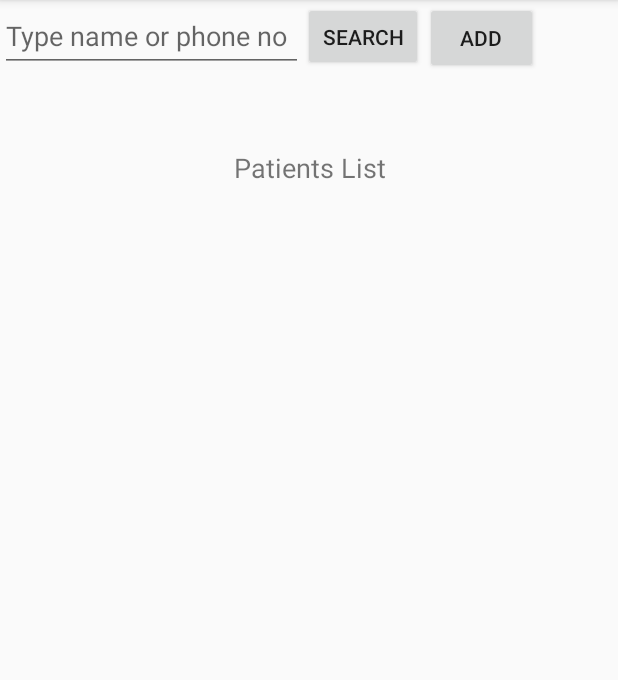
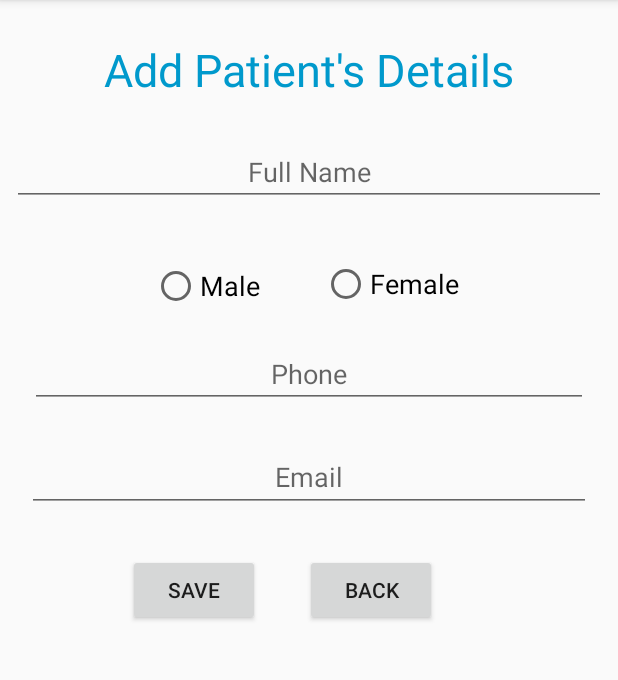
Before and after one commit to aananthcn/prms-android, an Android app: the screen it shows after launch (LoginActivity), after a tap on "ADD", on a phone screen of 412 x 824 dp, the part 84-764 px from its top. Run offline under Robolectric (Android 15) with nearby library versions, the phone set to English and light mode, and no system bars; 2 statements that could not run were skipped; 1 other tap on this screen came first.

Commit message:
Added layout for entering patient details.

```diff
--- a/app/src/main/java/com/nonprofit/aananth/prms/LoginActivity.java
+++ b/app/src/main/java/com/nonprofit/aananth/prms/LoginActivity.java
@@ -83,5 +83,7 @@ public class LoginActivity extends AppCompatActivity {
 
     // Added by Aananth: Add button handler
     public void AddNewPatient(View view) {
+        currLayout = R.layout.add_edit;
+        setContentView(currLayout);
     }
 }
--- a/app/src/main/res/layout/add_edit.xml
+++ b/app/src/main/res/layout/add_edit.xml
@@ -1,6 +1,127 @@
 <?xml version="1.0" encoding="utf-8"?>
-<LinearLayout xmlns:android="http://schemas.android.com/apk/res/android"
-    android:orientation="vertical" android:layout_width="match_parent"
+<android.support.constraint.ConstraintLayout xmlns:android="http://schemas.android.com/apk/res/android"
+    xmlns:app="http://schemas.android.com/apk/res-auto"
+    xmlns:tools="http://schemas.android.com/tools"
+    android:orientation="vertical"
+    android:layout_width="match_parent"
     android:layout_height="match_parent">
 
-</LinearLayout>
+    <TextView
+        android:id="@+id/add_edit_txt"
+        android:layout_width="0dp"
+        android:layout_height="wrap_content"
+        android:text="Add Patient's Details"
+        android:textAlignment="center"
+        android:textAllCaps="false"
+        android:textColor="@android:color/holo_blue_dark"
+        android:textSize="30sp"
+        tools:layout_constraintTop_creator="1"
+        tools:layout_constraintRight_creator="1"
+        android:layout_marginStart="8dp"
+        android:layout_marginEnd="8dp"
+        app:layout_constraintRight_toRightOf="parent"
+        tools:layout_constraintLeft_creator="1"
+        app:layout_constraintLeft_toLeftOf="parent"
+        app:layout_constraintTop_toTopOf="parent"
+        android:layout_marginTop="26dp" />
+
+    <EditText
+        android:id="@+id/fullName"
+        android:layout_width="0dp"
+        android:layout_height="wrap_content"
+        android:ems="10"
+        android:hint="Full Name"
+        android:inputType="textPersonName"
+        android:textAlignment="center"
+        tools:layout_constraintTop_creator="1"
+        tools:layout_constraintRight_creator="1"
+        android:layout_marginStart="8dp"
+        android:layout_marginEnd="8dp"
+        app:layout_constraintRight_toRightOf="parent"
+        android:layout_marginTop="25dp"
+        tools:layout_constraintLeft_creator="1"
+        app:layout_constraintLeft_toLeftOf="parent"
+        app:layout_constraintTop_toBottomOf="@+id/add_edit_txt" />
+
+    <RadioButton
+        android:id="@+id/radioMale"
+        android:layout_width="wrap_content"
+        android:layout_height="wrap_content"
+        android:layout_marginLeft="101dp"
+        android:text="Male"
+        android:textSize="18sp"
+        app:layout_constraintLeft_toLeftOf="parent"
+        android:layout_marginStart="101dp"
+        app:layout_constraintTop_toTopOf="@+id/radioFemale"
+        android:layout_marginTop="1dp" />
+
+    <RadioButton
+        android:id="@+id/radioFemale"
+        android:layout_width="wrap_content"
+        android:layout_height="wrap_content"
+        android:layout_marginLeft="41dp"
+        android:layout_marginTop="36dp"
+        android:text="Female"
+        android:textSize="18sp"
+        app:layout_constraintLeft_toRightOf="@+id/radioMale"
+        app:layout_constraintTop_toBottomOf="@+id/fullName"
+        android:layout_marginStart="41dp" />
+
+    <EditText
+        android:id="@+id/phoneNo"
+        android:layout_width="372dp"
+        android:layout_height="39dp"
+        android:layout_marginTop="26dp"
+        android:ems="10"
+        android:hint="Phone"
+        android:inputType="phone"
+        android:textAlignment="center"
+        app:layout_constraintLeft_toLeftOf="parent"
+        app:layout_constraintRight_toRightOf="parent"
+        app:layout_constraintTop_toBottomOf="@+id/radioMale" />
+
+    <EditText
+        android:id="@+id/emailID"
+        android:layout_width="376dp"
+        android:layout_height="46dp"
+        android:layout_marginTop="23dp"
+        android:ems="10"
+        android:hint="Email"
+        android:inputType="textEmailAddress"
+        android:textAlignment="center"
+        android:textSize="18sp"
+        app:layout_constraintLeft_toLeftOf="parent"
+        app:layout_constraintRight_toRightOf="parent"
+        app:layout_constraintTop_toBottomOf="@+id/phoneNo" />
+
+    <Button
+        android:id="@+id/button"
+        android:layout_width="wrap_content"
+        android:layout_height="wrap_content"
+        android:text="Save"
+        android:layout_marginTop="28dp"
+        app:layout_constraintTop_toBottomOf="@+id/emailID"
+        android:layout_marginLeft="85dp"
+        app:layout_constraintLeft_toLeftOf="parent"
+        android:layout_marginStart="85dp" />
+
+    <Button
+        android:id="@+id/button2"
+        android:layout_width="wrap_content"
+        android:layout_height="wrap_content"
+        android:text="Back"
+        app:layout_constraintLeft_toRightOf="@+id/button"
+        android:layout_marginLeft="30dp"
+        android:layout_marginStart="30dp"
+        app:layout_constraintTop_toTopOf="@+id/button" />
+
+    <android.support.constraint.Guideline
+        android:layout_width="wrap_content"
+        android:layout_height="wrap_content"
+        android:id="@+id/guideline7"
+        app:layout_constraintGuide_begin="20dp"
+        android:orientation="horizontal"
+        tools:layout_editor_absoluteY="20dp"
+        tools:layout_editor_absoluteX="0dp" />
+
+</android.support.constraint.ConstraintLayout>
--- a/app/src/main/res/layout/patients.xml
+++ b/app/src/main/res/layout/patients.xml
@@ -38,12 +38,12 @@
     <Button
         android:id="@+id/search_btn"
         android:layout_width="80dp"
-        android:layout_height="46dp"
+        android:layout_height="48dp"
+        android:layout_marginLeft="0dp"
         android:text="Search"
+        app:layout_constraintBottom_toBottomOf="@+id/search_txt"
         app:layout_constraintLeft_toRightOf="@+id/search_txt"
-        app:layout_constraintBottom_toBottomOf="@+id/search_txt"
-        app:layout_constraintTop_toTopOf="@+id/search_txt"
-        android:layout_marginLeft="0dp" />
+        app:layout_constraintTop_toTopOf="@+id/search_txt" />
 
     <Button
         android:id="@+id/add_btn"
```
